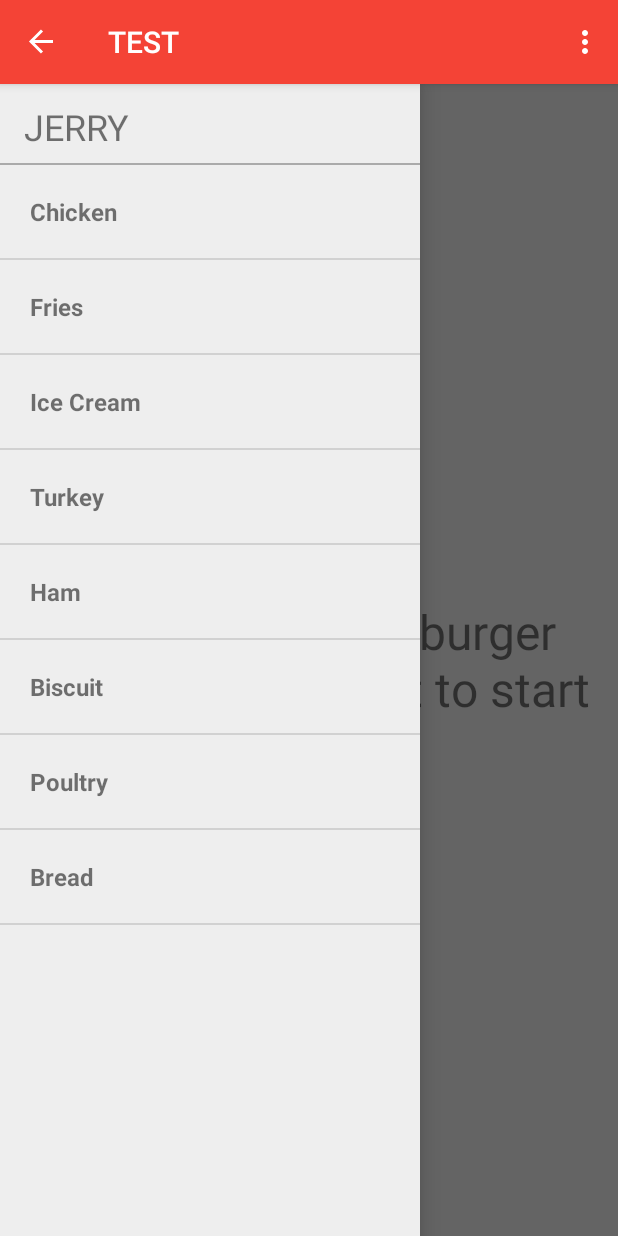
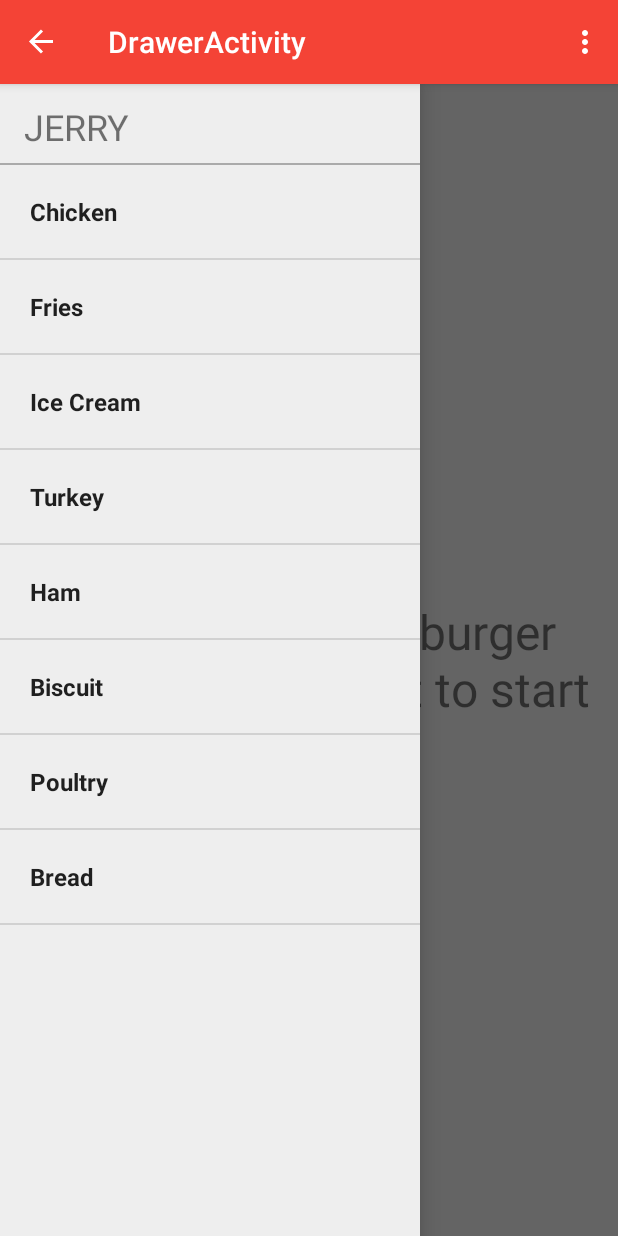
Before and after one commit to tiltshiftfocus/MaterialColors, an Android app: the NavigationDrawerFragment screen opened directly, with no data from a screen before it, after a tap on "Open", on a phone screen of 412 x 824 dp. Run offline under Robolectric (Android 15) with nearby library versions, the phone set to English and light mode, and no system bars.

```diff
--- a/app/src/main/java/com/jerry/materialcolors/fragments/NavigationDrawerFragment.java
+++ b/app/src/main/java/com/jerry/materialcolors/fragments/NavigationDrawerFragment.java
@@ -12,6 +12,7 @@ import android.support.v7.widget.Toolbar;
 import android.view.LayoutInflater;
 import android.view.View;
 import android.view.ViewGroup;
+import android.widget.AbsListView;
 import android.widget.AdapterView;
 import android.widget.ArrayAdapter;
 import android.widget.ListView;
@@ -70,7 +71,7 @@ public class NavigationDrawerFragment extends Fragment {
                     saveToPref(getActivity(), KEY_USER_LEARNED_DRAWER, mUserLearned + "");
                 }
                 getActivity().invalidateOptionsMenu();
-                getActivity().setTitle("TEST");
+                getActivity().setTitle(getText(R.string.title_activity_drawer));
 
             }
 
@@ -78,7 +79,7 @@ public class NavigationDrawerFragment extends Fragment {
             public void onDrawerClosed(View drawerView) {
                 super.onDrawerClosed(drawerView);
                 getActivity().invalidateOptionsMenu();
-                getActivity().setTitle(getText(R.string.title_activity_drawer));
+                //getActivity().setTitle(getText(R.string.title_activity_drawer));
             }
 
         };
@@ -105,12 +106,8 @@ public class NavigationDrawerFragment extends Fragment {
         ArrayAdapter<String> adapter = new ArrayAdapter<String>(getActivity(),R.layout.items_list, array1);
         lv1 = (ListView) getActivity().findViewById(R.id.navdrawer_listview1);
         lv1.setAdapter(adapter);
-
-        //lv1.setOnItemClickListener(new NavDrawerClick(array1,getActivity(),getActivity()));
-
+        lv1.setChoiceMode(AbsListView.CHOICE_MODE_SINGLE);
         lv1.setOnItemClickListener(new DrawerItemClickListener());
-
-
     }
 
     private class DrawerItemClickListener implements ListView.OnItemClickListener {
@@ -141,6 +138,7 @@ public class NavigationDrawerFragment extends Fragment {
         // update selected item and title, then close the drawer
         lv1.setItemChecked(position, true);
         //setTitle(mPlanetTitles[position]);
+        getActivity().setTitle(array1[lv1.getCheckedItemPosition()]);
         mDrawerLayout.closeDrawer(containerView);
     }
 
--- a/app/src/main/java/com/jerry/materialcolors/FABClickListener.java
+++ b/app/src/main/java/com/jerry/materialcolors/utils/FABClickListener.java
@@ -1,4 +1,4 @@
-package com.jerry.materialcolors;
+package com.jerry.materialcolors.utils;
 
 import android.content.Context;
 import android.view.View;
--- /dev/null
+++ b/app/src/main/res/drawable/drawerlist_selector.xml
@@ -0,0 +1,4 @@
+<?xml version="1.0" encoding="utf-8"?>
+<selector xmlns:android="http://schemas.android.com/apk/res/android">
+    <item android:drawable="@color/accent" android:state_checked="true"/>
+</selector>
--- a/app/src/main/res/layout/items_list.xml
+++ b/app/src/main/res/layout/items_list.xml
@@ -1,11 +1,12 @@
 <?xml version="1.0" encoding="utf-8"?>
 
-<TextView xmlns:android="http://schemas.android.com/apk/res/android"
+<CheckedTextView xmlns:android="http://schemas.android.com/apk/res/android"
     android:id="@+id/label"
     android:layout_width="fill_parent"
     android:layout_height="fill_parent"
     android:padding="20dp"
     android:textSize="16sp"
-    android:textStyle="bold">
+    android:textStyle="bold"
+    android:background="@drawable/drawerlist_selector">
 
-</TextView>
+</CheckedTextView>
--- a/app/src/main/res/values/strings.xml
+++ b/app/src/main/res/values/strings.xml
@@ -36,8 +36,6 @@
     <string name="by_author">BY JERRY LIM</string>
     <string name="author">JERRY</string>
     <string name="navdrawer_instr">Click on the hamburger menu or swipe left to start</string>
-    <string name="title_activity_drawer_activity2">DrawerActivity2</string>
-    <string name="drawer_act2">This is DrawerActivity2</string>
     <string name="title_activity_card_recycler_view">CardRecyclerView</string>
     <string name="card_recycler">Card Recycler View</string>
 
```
Also changed, not shown: app/src/main/java/com/jerry/materialcolors/CardRecyclerView.java (+48 -23 lines), app/src/main/java/com/jerry/materialcolors/FABActivity.java (+3 -10 lines), app/src/main/java/com/jerry/materialcolors/adapter/FoodAdapter.java (+14 -0 lines), app/src/main/res/layout/activity_card_recycler_view.xml (+8 -0 lines).
